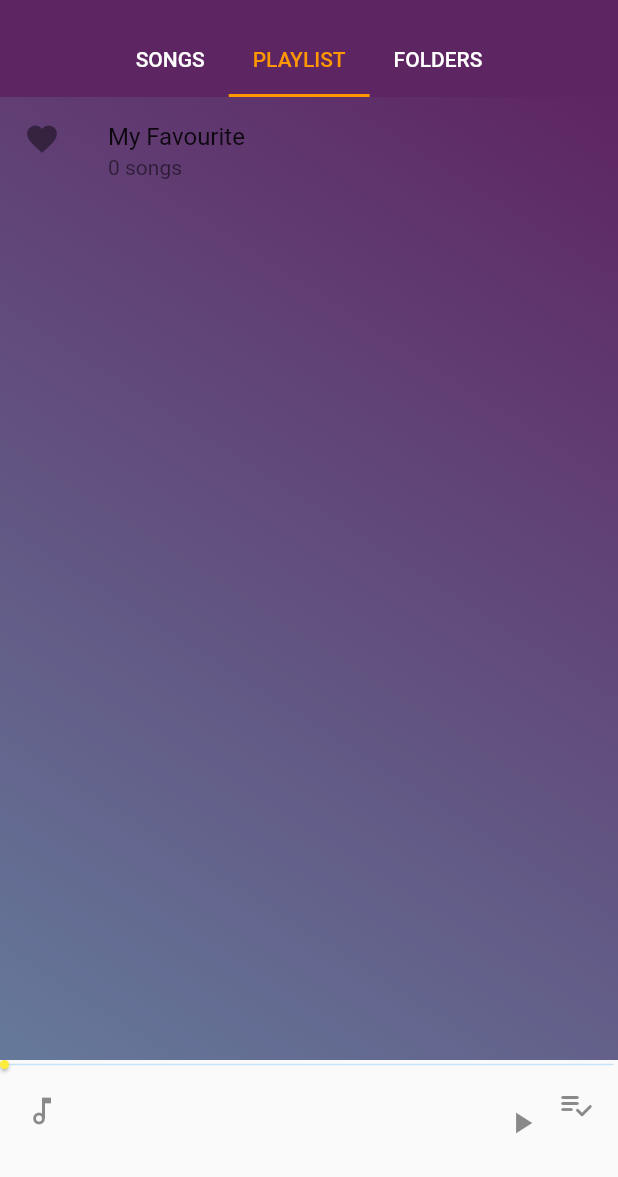
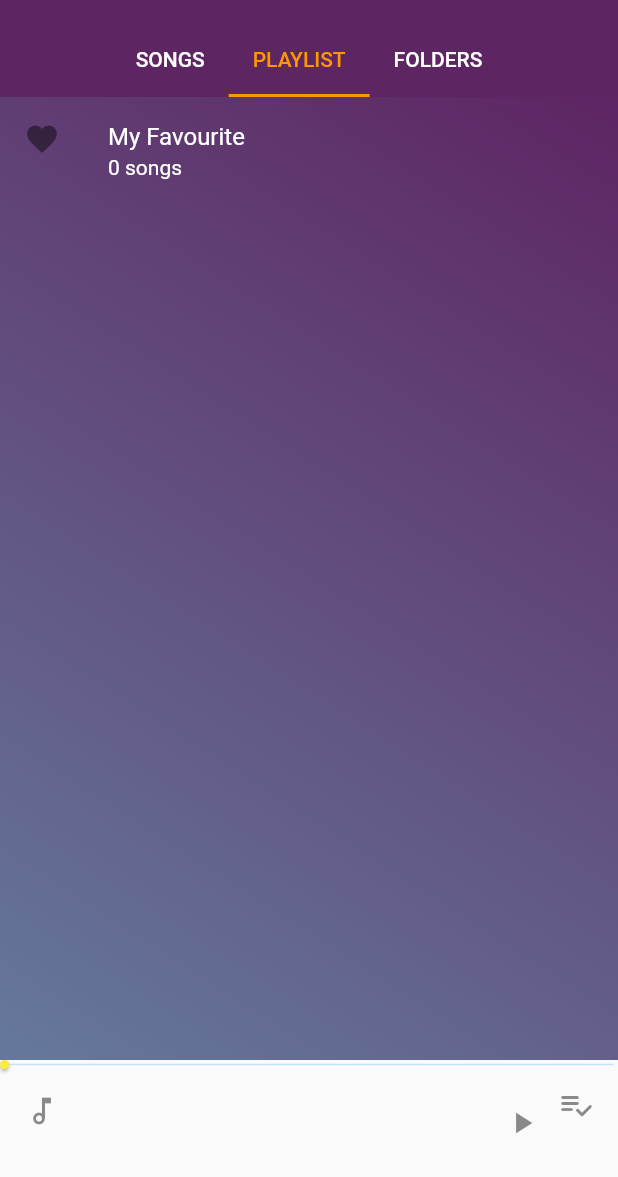
Before and after one commit to creativemultimedia/R_music, a Flutter app: the screen it shows after launch, tab 2 chosen, on a phone screen of 412 x 824 dp, the part 59-1236 px from its top. Run offline on Flutter 3.47's test engine with Material 2 defaults, Android fonts, the phone set to English and light mode, and no system bars; our stand-ins replace audioplayers, get, on_audio_query, palette_generator, permission_handler; missing offline and left inert: flutter_media_metadata, on_audio_room.

Commit message:
Initial commit

```diff
--- a/lib/config.dart
+++ b/lib/config.dart
@@ -14,9 +14,11 @@ class MyConfig extends GetxController
   static OnAudioQuery _audioQuery = OnAudioQuery();
   static AudioPlayer player=AudioPlayer();
   RxInt cur_ind=0.obs;
+  RxInt fav_ind=0.obs;
   RxBool fav=false.obs;
   RxList<SongModel> song_list = RxList();
   RxList<Widget> img_list = RxList();
+  RxList<FavoritesEntity> fav_list = RxList();
   RxBool isPlay=false.obs;
   RxDouble cur_duration=0.0.obs;
    get_songs() async {
@@ -31,6 +33,14 @@ class MyConfig extends GetxController
    );
    color=paletteGenerator!.lightVibrantColor!.color;
    return albumArt!=null ? Image.memory(albumArt) : Icon(Icons.music_note_outlined) ;
+  }
+  getfavourites() async {
+    fav_list.value = await OnAudioRoom().queryFavorites(
+        limit: 100, //Default: 50
+        reverse: true, //Default: false
+        sortType: RoomSortType.TITLE //Default: null
+    );
+    return fav_list;
   }
   get_song_pos()
   {
--- a/lib/playlist_file.dart
+++ b/lib/playlist_file.dart
@@ -1,20 +1,36 @@
 
 import 'package:flutter/material.dart';
-
-class Playlist_class extends StatefulWidget {
-  const Playlist_class({Key? key}) : super(key: key);
-
-  @override
-  State<Playlist_class> createState() => _Playlist_classState();
-}
-
-class _Playlist_classState extends State<Playlist_class> {
+import 'package:get/get.dart';
+import 'package:on_audio_room/on_audio_room.dart';
+import 'package:rmusic/config.dart';
+import 'fav_fullscreen.dart';
+class Playlist_class extends StatelessWidget {
   @override
   Widget build(BuildContext context) {
-    return ListTile(
-      leading: Icon(Icons.favorite),
-      title: Text("My Favourite"),
-      subtitle: Text("0 songs"),
+    MyConfig m=Get.put(MyConfig());
+    return Column(
+      children: [
+        FutureBuilder(future:m.getfavourites() ,builder: (context, snapshot) {
+          if (snapshot.connectionState == ConnectionState.done) {
+            List<FavoritesEntity> list = snapshot.data as List<FavoritesEntity>;
+            return ListTile(
+              onTap: () {
+                Navigator.push(context, MaterialPageRoute(builder: (context) {
+                  return fav_fullscreen();
+                },));
+              },
+              leading: Icon(Icons.favorite),
+              title: Text("My Favourite",style: TextStyle(color: Colors.white)),
+              subtitle: Text("${list.length} songs",style: TextStyle(color: Colors.white)),
+            );
+          }
+          else {
+            return Center(
+              child: CircularProgressIndicator(),
+            );
+          }
+        },),
+      ],
     );
   }
 }
--- a/lib/songs_file.dart
+++ b/lib/songs_file.dart
@@ -69,7 +69,8 @@ class _Songs_classState extends State<Songs_class> {
               )),
             ],
           );
-        } else {
+        }
+        else {
           return Center(
             child: CircularProgressIndicator(),
           );
```
Also changed, not shown: lib/fav_fullscreen.dart (added, +141 -0 lines).
